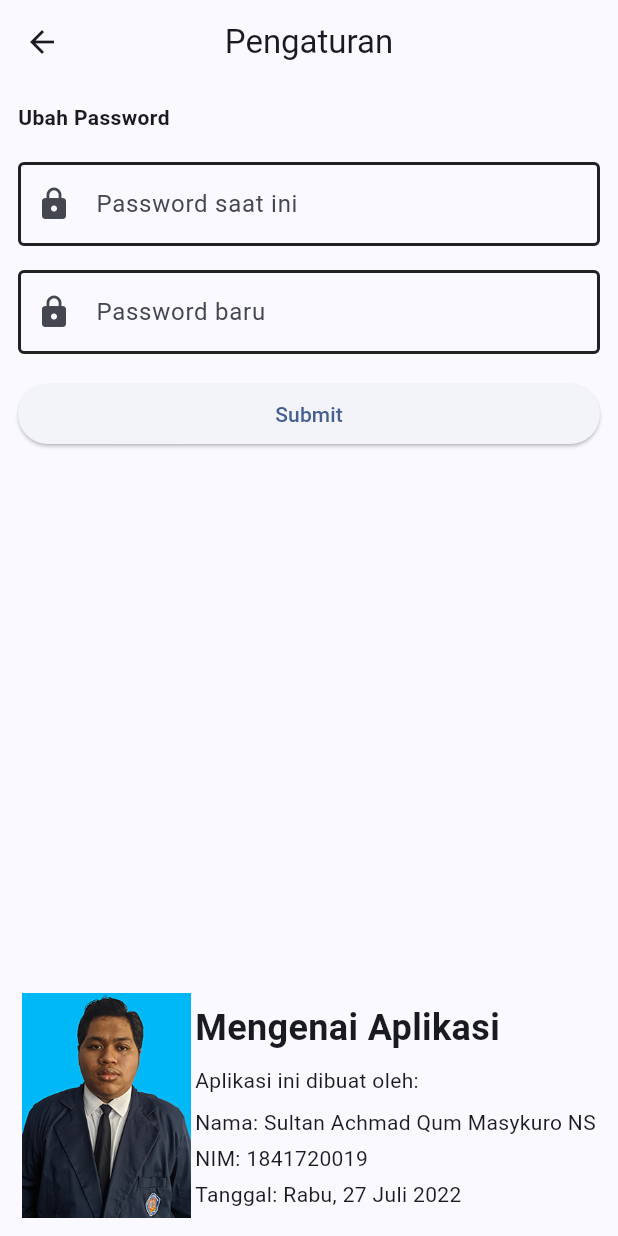
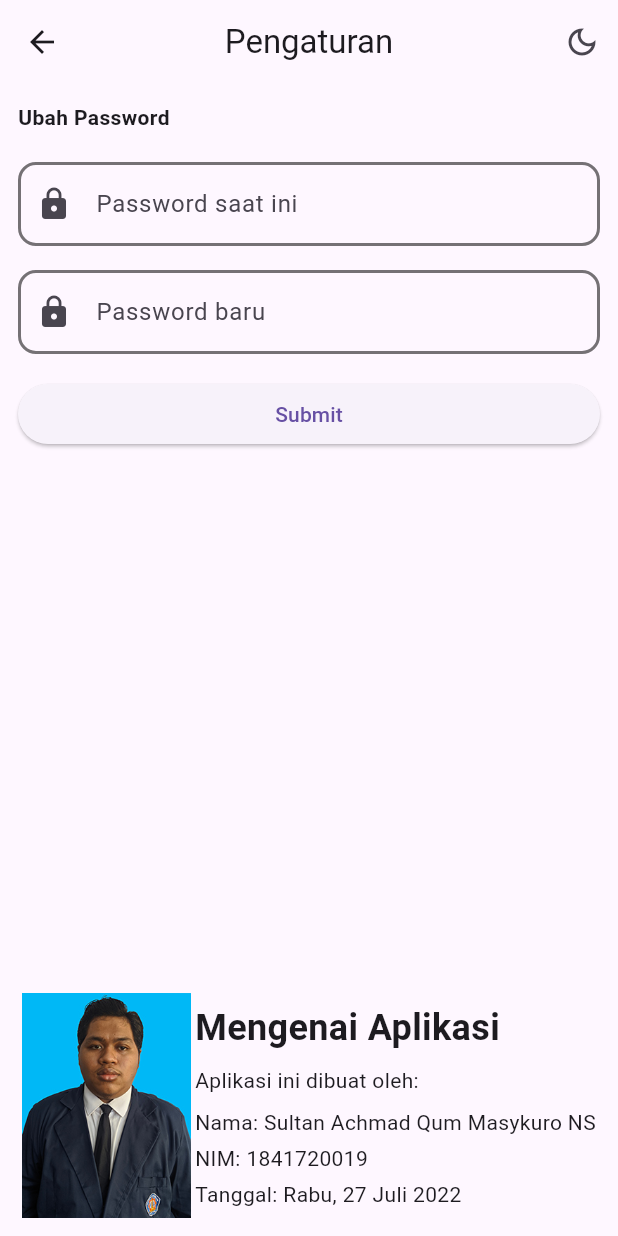
Before and after one commit to SultanKs4/logcashflow, a Flutter app: the HomeView screen opened by its route, after a tap on "Pengaturan", on a phone screen of 412 x 824 dp. Run offline on Flutter 3.47's test engine with Material 2 defaults, Android fonts, the phone set to English and light mode, and no system bars; our stand-ins replace charts_flutter, fl_chart, get, get_storage, sqflite; accounts and stored records are empty; statements that could not run were skipped.

Commit message:
feat: support change dark theme ui: more rounded border text form

```diff
--- a/lib/app/modules/add/views/add_view.dart
+++ b/lib/app/modules/add/views/add_view.dart
@@ -33,6 +33,7 @@ class AddView extends GetView<AddController> {
               labelText: "Tanggal",
               hintText: "Masukkan Tanggal Disini",
               icon: Icons.date_range_rounded,
+              color: Get.isDarkMode ? Colors.white70 : Colors.black54,
               onTap: () async {
                 FocusScope.of(context).requestFocus(FocusNode());
                 var date = await showDatePicker(
@@ -51,6 +52,7 @@ class AddView extends GetView<AddController> {
               labelText: "Nominal",
               hintText: "Masukkan Nominal",
               icon: Icons.money_rounded,
+              color: Get.isDarkMode ? Colors.white70 : Colors.black54,
               keyboardType:
                   const TextInputType.numberWithOptions(decimal: true),
               inputFormatters: [
@@ -67,6 +69,7 @@ class AddView extends GetView<AddController> {
               controller: controller.descText,
               labelText: "Keterangan",
               hintText: "Masukkan Keterangan",
+              color: Get.isDarkMode ? Colors.white70 : Colors.black54,
               icon: Icons.description_rounded,
             ),
             const SizedBox(height: 20),
--- a/lib/app/modules/detail/widgets/cashflow_item.dart
+++ b/lib/app/modules/detail/widgets/cashflow_item.dart
@@ -44,6 +44,7 @@ class CasflowItem extends StatelessWidget {
               cashflow.description,
               style: const TextStyle(
                 fontWeight: FontWeight.bold,
+                fontSize: 16,
               ),
             ),
             const SizedBox(
@@ -53,7 +54,6 @@ class CasflowItem extends StatelessWidget {
               DateFormat.yMMMMEEEEd().format(cashflow.date),
               style: const TextStyle(
                 fontSize: 12,
-                color: Colors.blueGrey,
               ),
             ),
           ],
--- a/lib/app/modules/home/controllers/home_controller.dart
+++ b/lib/app/modules/home/controllers/home_controller.dart
@@ -4,7 +4,6 @@ import 'package:fl_chart/fl_chart.dart';
 import 'package:flutter/material.dart';
 import 'package:get/get.dart';
 import 'package:charts_flutter/flutter.dart' as charts;
-import 'package:intl/intl.dart';
 import 'package:logcashflow/app/data/database/cashflow_transaction.dart';
 import 'package:logcashflow/app/data/helper/currency.dart';
 import 'package:logcashflow/app/data/models/chart.dart';
@@ -23,24 +22,29 @@ class HomeController extends GetxController {
   final dataChartFl = [LineChartBarData(spots: const [])].obs;
   final bottomAxis = DateTime.now().obs;
   final maxY = 10000.0.obs;
+  final colorBorder = Colors.white70.obs;
 
   Future<Map<String, dynamic>> getDataChartFl() async {
     var dataCashflow = await CashflowTransaction.getLastMonthMapList();
     List<Chart> dataChartIncome = [Chart()];
     List<Chart> dataChartExpense = [Chart()];
-    if (dataCashflow.isNotEmpty) {
+
+    if (dataCashflow[0].isNotEmpty) {
       dataChartIncome = dataCashflow[0];
+    }
+
+    if (dataCashflow[1].isNotEmpty) {
       dataChartExpense = dataCashflow[1];
     }
-    var maxIncome = dataChartIncome.map((e) => e.value).reduce(max);
-    var maxOutcome = dataChartExpense.map((e) => e.value).reduce(max);
+
+    var listIncome = dataChartIncome.map((e) => e.value).reduce(max);
+    var listExpense = dataChartExpense.map((e) => e.value).reduce(max);
     return {
       "dataList": [
         LineChartBarData(
           color: Colors.green[400],
           isCurved: true,
           barWidth: 4,
-          dotData: FlDotData(show: false),
           spots: dataChartIncome
               .map((e) => FlSpot(e.date.day.toDouble(), e.value.toDouble()))
               .toList(),
@@ -49,13 +53,12 @@ class HomeController extends GetxController {
             color: Colors.red[400],
             isCurved: true,
             barWidth: 4,
-            dotData: FlDotData(show: false),
             spots: dataChartExpense
                 .map((e) => FlSpot(e.date.day.toDouble(), e.value.toDouble()))
                 .toList())
       ],
       "axis": dataChartIncome[0].date,
-      "max": (max(maxIncome, maxOutcome) + 10000).toDouble()
+      "max": (max(listIncome, listExpense) + 10000).toDouble()
     };
   }
 
@@ -67,6 +70,11 @@ class HomeController extends GetxController {
     dataChartFl.value = dataFl['dataList'];
     bottomAxis.value = dataFl['axis'];
     maxY.value = dataFl['max'];
+    refreshUiTheme();
+  }
+
+  void refreshUiTheme() {
+    colorBorder.value = Get.isDarkMode ? Colors.white70 : Colors.black54;
   }
 
   @override
--- a/lib/app/modules/home/views/home_view.dart
+++ b/lib/app/modules/home/views/home_view.dart
@@ -47,10 +47,10 @@ class HomeView extends GetView<HomeController> {
                 ),
               ],
             ),
-            const SizedBox(height: 50),
             // CashflowChart(controller: controller),
+            const SizedBox(height: 20),
             LineChartWidget(controller: controller),
-            const SizedBox(height: 50),
+            const SizedBox(height: 20),
             Column(
               children: [
                 Row(
@@ -90,7 +90,8 @@ class HomeView extends GetView<HomeController> {
                       icon: Icons.summarize,
                       color: Colors.blue,
                       func: () {
-                        Get.toNamed(Routes.detail);
+                        Get.toNamed(Routes.detail)
+                            ?.then((value) => controller.refreshUiTheme());
                       },
                     ),
                     // Setting button
@@ -100,7 +101,8 @@ class HomeView extends GetView<HomeController> {
                       text: "Pengaturan",
                       color: Colors.blue,
                       func: () {
-                        Get.toNamed(Routes.setting);
+                        Get.toNamed(Routes.setting)
+                            ?.then((value) => controller.refreshUiTheme());
                       },
                     ),
                   ],
--- a/lib/app/modules/home/widgets/linechart_widget.dart
+++ b/lib/app/modules/home/widgets/linechart_widget.dart
@@ -1,5 +1,6 @@
 import 'package:fl_chart/fl_chart.dart';
 import 'package:flutter/material.dart';
+import 'package:get/get.dart';
 import 'package:get/get_state_manager/get_state_manager.dart';
 import 'package:intl/intl.dart';
 import 'package:logcashflow/app/modules/home/controllers/home_controller.dart';
@@ -13,13 +14,22 @@ class LineChartWidget extends StatelessWidget {
 
   @override
   Widget build(BuildContext context) {
-    return Obx(
-      () => Expanded(
-        child: Card(
-          child: Padding(
-            padding: const EdgeInsets.all(12),
-            child: LineChart(
+    return Expanded(
+      child: Card(
+        child: Container(
+          padding:
+              const EdgeInsets.only(top: 32, bottom: 10, right: 18, left: 6),
+          child: Obx(
+            () => LineChart(
               LineChartData(
+                borderData: FlBorderData(
+                  border: Border(
+                    left: borderTheme(),
+                    bottom: borderTheme(),
+                    top: borderTheme(),
+                    right: borderTheme(),
+                  ),
+                ),
                 lineTouchData: LineTouchData(
                   handleBuiltInTouches: true,
                 ),
@@ -35,7 +45,10 @@ class LineChartWidget extends StatelessWidget {
                         .toString()),
                     axisNameSize: 24,
                     sideTitles: SideTitles(
-                        showTitles: true, reservedSize: 35, interval: 7),
+                      showTitles: true,
+                      reservedSize: 35,
+                      interval: 7,
+                    ),
                   ),
                   leftTitles: AxisTitles(
                     axisNameWidget: Text(NumberFormat.currency().currencyName!),
@@ -58,7 +71,7 @@ class LineChartWidget extends StatelessWidget {
                   drawVerticalLine: false,
                   getDrawingHorizontalLine: (value) {
                     return FlLine(
-                      color: const Color(0xff37434d),
+                      color: controller.colorBorder.value,
                       strokeWidth: 1,
                     );
                   },
@@ -77,4 +90,10 @@ class LineChartWidget extends StatelessWidget {
       ),
     );
   }
+
+  BorderSide borderTheme() {
+    return BorderSide(
+      color: controller.colorBorder.value,
+    );
+  }
 }
--- a/lib/app/modules/setting/controllers/setting_controller.dart
+++ b/lib/app/modules/setting/controllers/setting_controller.dart
@@ -11,12 +11,20 @@ class SettingController extends GetxController {
   late TextEditingController passwordOld;
   late TextEditingController passwordNew;
   final box = GetStorage();
+  final darkMode = false.obs;
 
   @override
   void onInit() {
     super.onInit();
     passwordOld = TextEditingController();
     passwordNew = TextEditingController();
+    darkMode.value = box.read('darkmode') ?? false;
+  }
+
+  void changeThemeMode(bool isDarkMode) {
+    darkMode.value = !isDarkMode;
+    Get.changeThemeMode(isDarkMode ? ThemeMode.light : ThemeMode.dark);
+    box.write('darkmode', darkMode.value);
   }
 
   Future<String> updatePassword() async {
--- a/lib/app/modules/setting/views/setting_view.dart
+++ b/lib/app/modules/setting/views/setting_view.dart
@@ -15,6 +15,16 @@ class SettingView extends GetView<SettingController> {
       appBar: AppBar(
         title: const Text('Pengaturan'),
         centerTitle: true,
+        actions: [
+          Obx(
+            () => IconButton(
+              onPressed: () => controller.changeThemeMode(Get.isDarkMode),
+              icon: controller.darkMode.value
+                  ? const Icon(Icons.light_mode_outlined)
+                  : const Icon(Icons.dark_mode_outlined),
+            ),
+          ),
+        ],
       ),
       body: Container(
         padding: const EdgeInsets.all(12),
@@ -31,18 +41,30 @@ class SettingView extends GetView<SettingController> {
                   ),
                 ),
                 const SizedBox(height: 20),
-                PasswordFormWidget(
+                Obx(
+                  () => PasswordFormWidget(
                     controller: controller.passwordOld,
                     obscureText: true,
                     labelText: "Password saat ini",
                     hintText: "Masukkan password saat ini",
-                    icon: Icons.lock),
-                PasswordFormWidget(
+                    icon: Icons.lock,
+                    color: controller.darkMode.value
+                        ? Colors.white70
+                        : Colors.black54,
+                  ),
+                ),
+                Obx(
+                  () => PasswordFormWidget(
                     controller: controller.passwordNew,
                     obscureText: true,
                     labelText: "Password baru",
                     hintText: "Masukkan password baru",
-                    icon: Icons.lock),
+                    icon: Icons.lock,
+                    color: controller.darkMode.value
+                        ? Colors.white70
+                        : Colors.black54,
+                  ),
+                ),
                 SizedBox(
                   width: double.infinity,
                   child: ElevatedButton(
--- a/lib/app/modules/views/passwordform_widget.dart
+++ b/lib/app/modules/views/passwordform_widget.dart
@@ -6,6 +6,7 @@ class PasswordFormWidget extends StatelessWidget {
   final String labelText;
   final String hintText;
   final IconData icon;
+  final Color color;
 
   const PasswordFormWidget({
     Key? key,
@@ -14,6 +15,7 @@ class PasswordFormWidget extends StatelessWidget {
     required this.labelText,
     required this.hintText,
     required this.icon,
+    required this.color,
   }) : super(key: key);
 
   @override
@@ -27,11 +29,13 @@ class PasswordFormWidget extends StatelessWidget {
           prefixIcon: Icon(icon),
           labelText: labelText,
           hintText: hintText,
-          enabledBorder: const OutlineInputBorder(
-            borderSide: BorderSide(color: Colors.black87, width: 2),
+          enabledBorder: OutlineInputBorder(
+            borderRadius: const BorderRadius.all(Radius.circular(12)),
+            borderSide: BorderSide(color: color, width: 2),
           ),
-          focusedBorder: const OutlineInputBorder(
-            borderSide: BorderSide(color: Colors.black87, width: 2),
+          focusedBorder: OutlineInputBorder(
+            borderRadius: const BorderRadius.all(Radius.circular(12)),
+            borderSide: BorderSide(color: color, width: 2),
           ),
         ),
       ),
```
Also changed, not shown: lib/app/modules/add/widgets/addform_widget.dart (+8 -4 lines), lib/app/modules/login/views/login_view.dart (+6 -2 lines), lib/app/modules/views/theme/app_colors.dart (added, +19 -0 lines), lib/app/modules/views/theme/app_theme.dart (added, +27 -0 lines), lib/main.dart (+6 -4 lines), lib/app/data/helper/Pref.dart (added).
